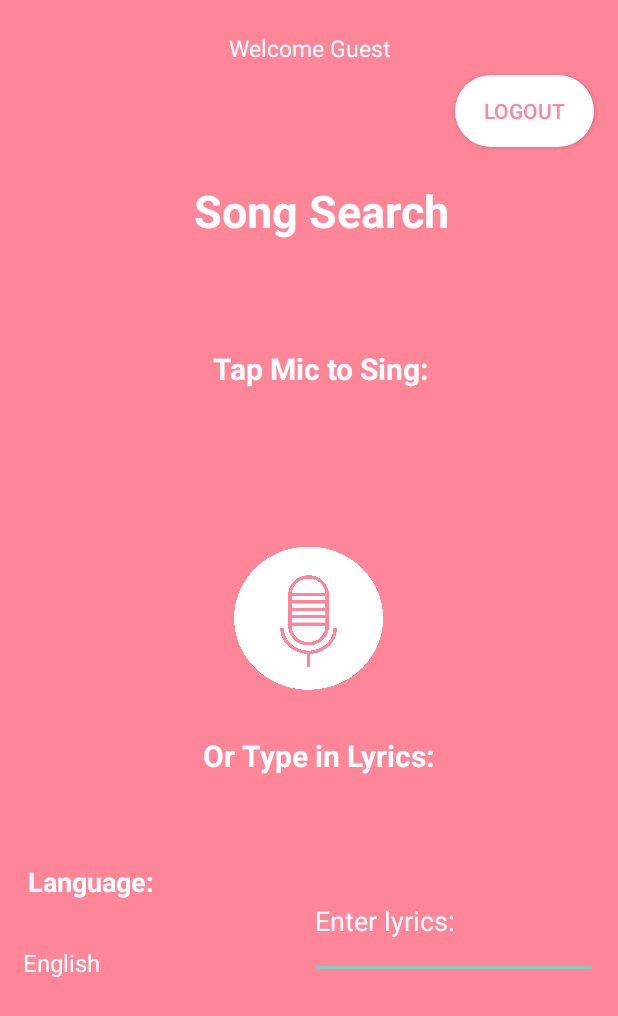
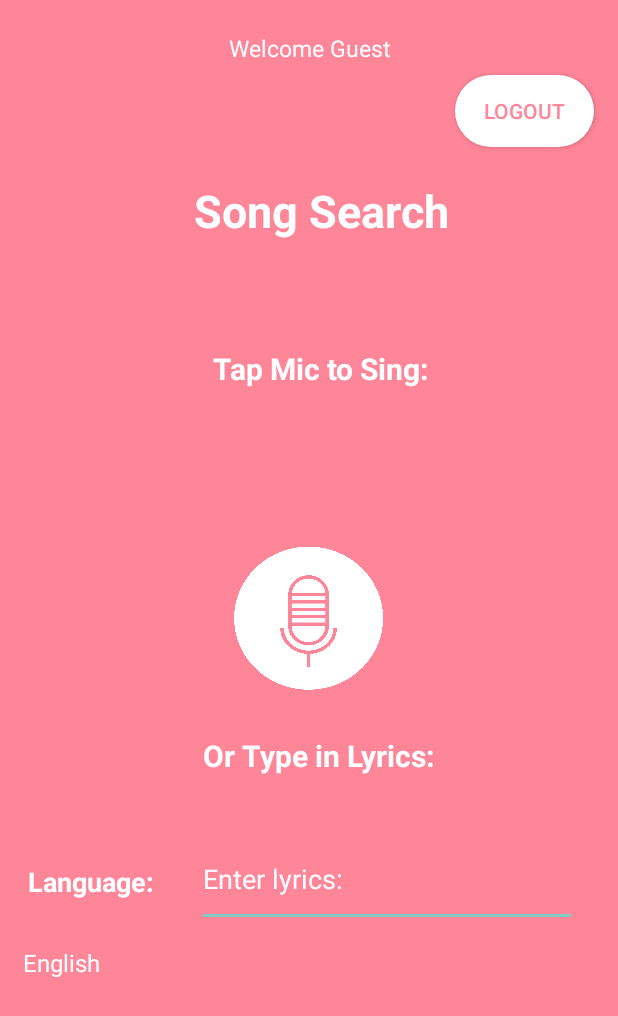
Before and after one commit to kaitlyntorres/Lyrical, an Android app: the guestActivity screen opened directly, with no data from a screen before it, on a phone screen of 412 x 824 dp. Shown: the top 1016 px of the screen. Run offline under Robolectric (Android 15) with nearby library versions, the phone set to English and light mode, and no system bars; our stand-ins replace Firebase (no records; nobody signed in at launch, a user with empty details on screens opened directly).

Commit message:
Added final touches to UI changes and some bug fixes.

```diff
--- a/app/src/main/java/com/example/lyrical/guestActivity.kt
+++ b/app/src/main/java/com/example/lyrical/guestActivity.kt
@@ -207,5 +207,8 @@ class guestActivity: AppCompatActivity()    {
 
         return l
     }
+    override fun onBackPressed() {
+
+    }
 
 }
--- a/app/src/main/res/layout/guest.xml
+++ b/app/src/main/res/layout/guest.xml
@@ -117,16 +117,16 @@
 
     <EditText
         android:id="@+id/textBox"
-        android:layout_width="192dp"
-        android:layout_height="67dp"
+        android:layout_width="253dp"
+        android:layout_height="wrap_content"
         android:layout_below="@+id/title_text"
         android:layout_alignParentStart="true"
         android:layout_alignParentEnd="true"
         android:layout_centerHorizontal="true"
-        android:layout_marginStart="206dp"
+        android:layout_marginStart="131dp"
         android:layout_marginLeft="20dp"
-        android:layout_marginTop="416dp"
-        android:layout_marginEnd="13dp"
+        android:layout_marginTop="394dp"
+        android:layout_marginEnd="27dp"
         android:layout_marginRight="20dp"
         android:drawablePadding="10dp"
         android:hint="Enter lyrics: "
@@ -166,17 +166,17 @@
 
     <Button
         android:id="@+id/history"
-        android:layout_width="92dp"
-        android:layout_height="wrap_content"
+        android:layout_width="wrap_content"
+        android:layout_height="32dp"
         android:layout_alignParentStart="true"
         android:layout_alignParentTop="true"
         android:layout_alignParentEnd="true"
+
         android:layout_centerInParent="true"
-        android:layout_marginStart="28dp"
-        android:layout_marginLeft="20dp"
-        android:layout_marginTop="50dp"
+        android:layout_marginStart="74dp"
 
-        android:layout_marginEnd="290dp"
+        android:layout_marginTop="661dp"
+        android:layout_marginEnd="74dp"
         android:background="@drawable/roundbutton"
         android:text="History"
         android:textColor="@color/prettyPink" />
```
Also changed, not shown: app/src/main/java/com/example/lyrical/spotifySong.kt (+9 -5 lines), app/src/main/res/drawable/green.xml (added, +10 -0 lines), app/src/main/res/drawable/red.xml (added, +10 -0 lines), app/src/main/res/layout/history.xml (+26 -2 lines), app/src/main/res/layout/loginpage.xml (+1 -18 lines), app/src/main/res/layout/testspotify.xml (+33 -13 lines).
